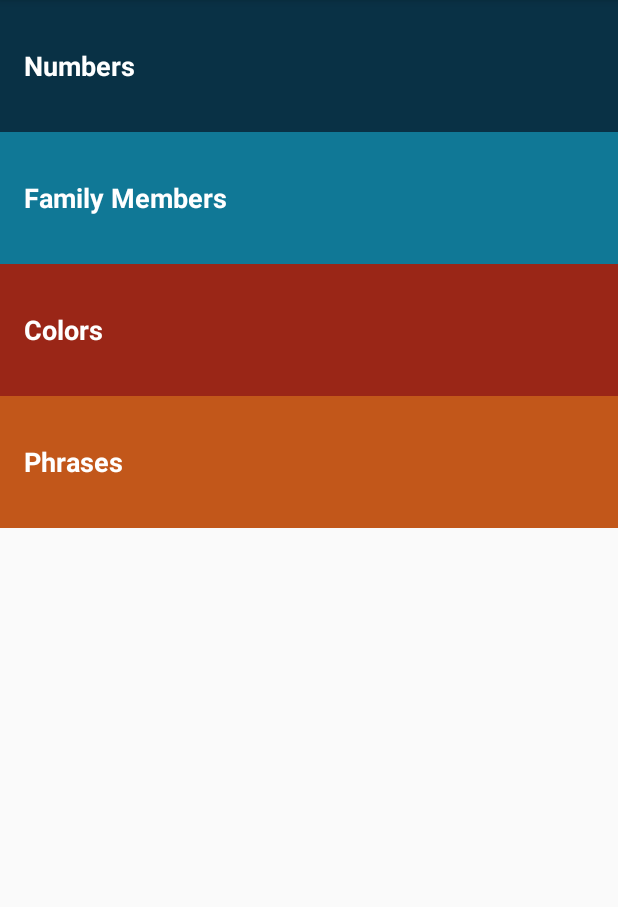
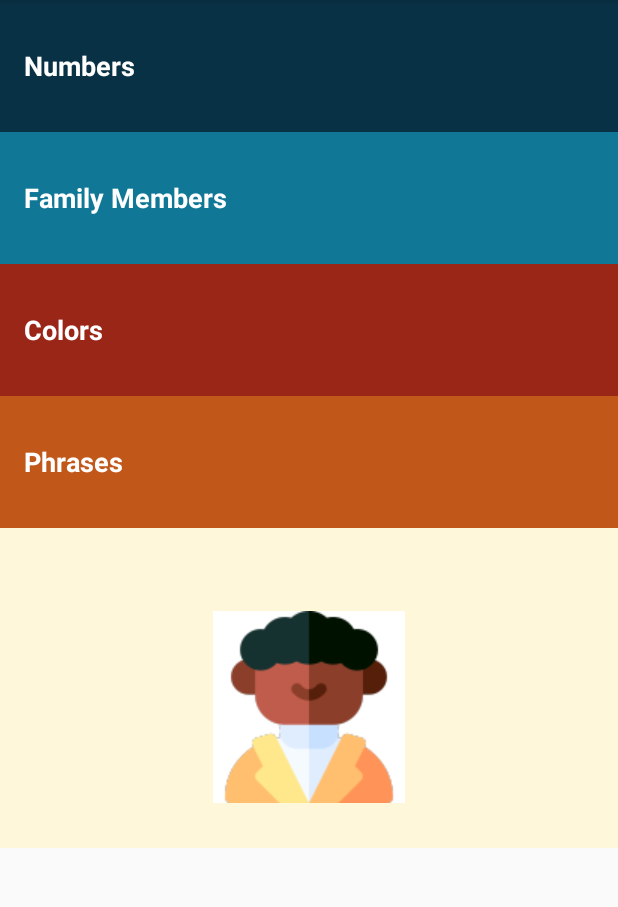
Before and after one commit to sujoyyyy/Engine-Translator-App, an Android app: the screen it shows after launch (MainActivity), on a phone screen of 412 x 824 dp, the part 84-991 px from its top. Run offline under Robolectric (Android 15) with nearby library versions, the light colour scheme and no system bars.

Commit message:
Changes in look.

```diff
--- a/app/src/main/res/layout/activity_main.xml
+++ b/app/src/main/res/layout/activity_main.xml
@@ -2,7 +2,7 @@
 <LinearLayout xmlns:android="http://schemas.android.com/apk/res/android"
     xmlns:tools="http://schemas.android.com/tools"
     android:layout_width="match_parent"
-    android:layout_height="wrap_content"
+    android:layout_height="match_parent"
     tools:context="com.example.android.miwok.MainActivity">
 
     <ScrollView
@@ -40,6 +40,13 @@
                 style="@style/CategoryStyle"
                 android:background="@color/category_phrases"
                 android:text="@string/category_phrases" />
+            <ImageView
+                android:layout_width="match_parent"
+                android:layout_height="match_parent"
+                android:paddingTop="55dp"
+                android:paddingBottom="30dp"
+                android:src="@drawable/man"
+                android:scaleType="centerInside"/>
         </LinearLayout>
     </ScrollView>
 
```
Also changed, not shown: app/src/main/res/drawable/man.jpg (added).
